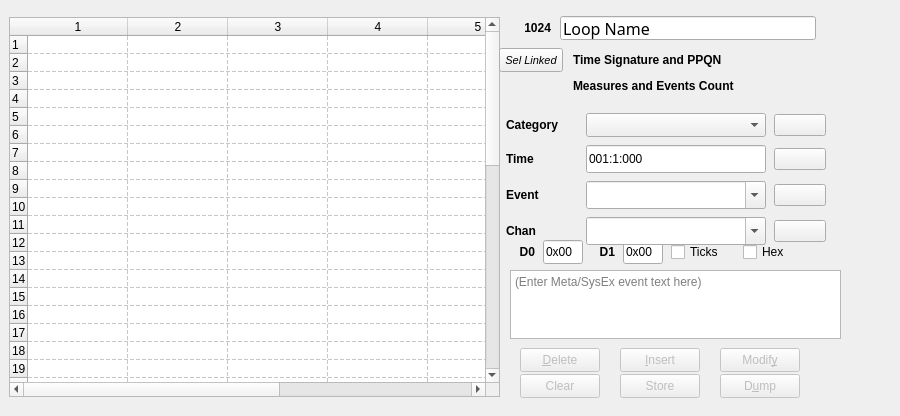
Above: seq_qt5/src/gui/qseqeventframe.ui from ahlstromcj/seq66 before the change. Below: the same form after it.
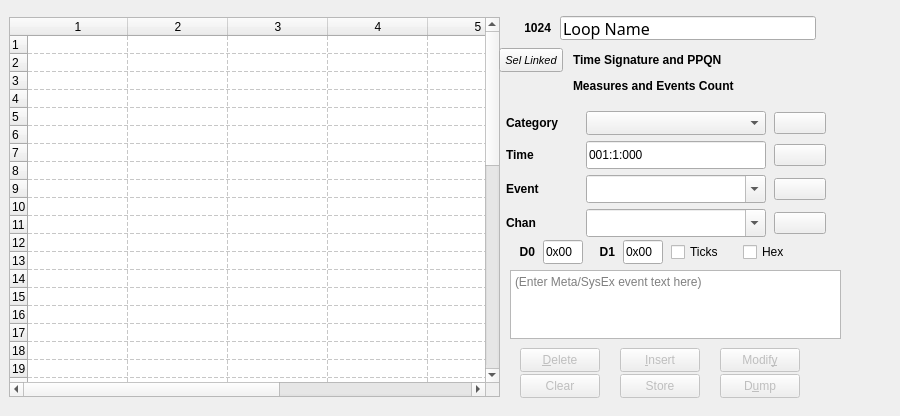
That is the form after the change.

What changed in the file:
```diff
--- a/seq_qt5/src/gui/qseqeventframe.ui
+++ b/seq_qt5/src/gui/qseqeventframe.ui
@@ -735,7 +735,7 @@
      <x>502</x>
      <y>109</y>
      <width>331</width>
-     <height>142</height>
+     <height>131</height>
     </rect>
    </property>
    <layout class="QGridLayout" name="gridLayout">
```
Left out of the diff: 45 changed lines with no effect on the pictures.
